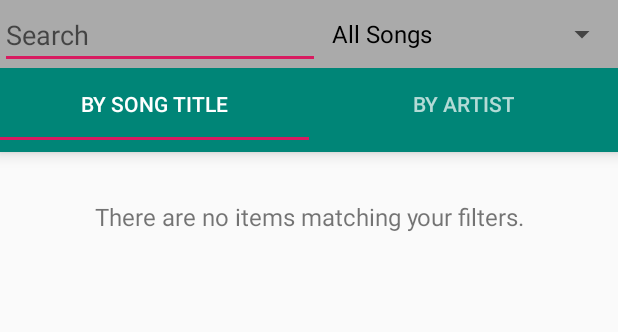
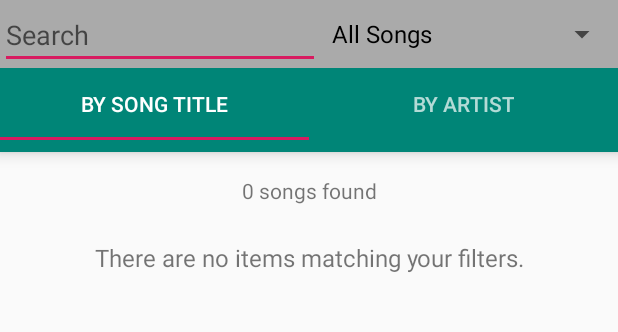
Before and after one commit to flippy/sing-your-song-app, an Android app: the screen it shows after launch (MainActivity), on a phone screen of 412 x 824 dp, the part 84-416 px from its top. Run offline under Robolectric (Android 15) with nearby library versions, the phone set to English and light mode, and no system bars.

Commit message:
Added counts to song- and artist-lists.

```diff
--- a/app/src/main/java/dev/flippy/singyoursong/ArtistDetailView.java
+++ b/app/src/main/java/dev/flippy/singyoursong/ArtistDetailView.java
@@ -81,6 +81,10 @@ public class ArtistDetailView extends AppCompatActivity {
 
         lv.setAdapter(adapter);
 
+        // Update the song count.
+        TextView songCount = (TextView) findViewById(R.id.itemCount);
+        songCount.setText(songList.size() + " song" + (songList.size() != 1 ? "s" : "") + " found");
+
         lv.setOnItemClickListener(new AdapterView.OnItemClickListener() {
             @Override
             public void onItemClick(AdapterView<?> parent, View view, int position,
--- a/app/src/main/java/dev/flippy/singyoursong/TabFragment1.java
+++ b/app/src/main/java/dev/flippy/singyoursong/TabFragment1.java
@@ -71,8 +71,13 @@ public class TabFragment1 extends Fragment {
                 new int[]{R.id.title, R.id.artist, R.id.id, R.id.cdType});
         lv.setAdapter(adapter);
 
+        // Add a view in case the result is empty.
         TextView emptyText = (TextView)view.findViewById(android.R.id.empty);
         lv.setEmptyView(emptyText);
+
+        // Update the song count.
+        TextView songCount = (TextView) view.findViewById(R.id.itemCount);
+        songCount.setText(songList.size() + " song" + (songList.size() != 1 ? "s" : "") + " found");
 
         lv.setOnItemClickListener(new AdapterView.OnItemClickListener() {
             @Override
--- a/app/src/main/java/dev/flippy/singyoursong/TabFragment2.java
+++ b/app/src/main/java/dev/flippy/singyoursong/TabFragment2.java
@@ -70,8 +70,13 @@ public class TabFragment2 extends Fragment {
                 new int[]{R.id.artist, R.id.count});
         lv.setAdapter(adapter);
 
+        // Add a view in case the result is empty.
         TextView emptyText = (TextView)view.findViewById(android.R.id.empty);
         lv.setEmptyView(emptyText);
+
+        // Update the song count.
+        TextView songCount = (TextView) view.findViewById(R.id.itemCount);
+        songCount.setText(artistList.size() + " artist" + (artistList.size() != 1 ? "s" : "") + " found");
 
         lv.setOnItemClickListener(new AdapterView.OnItemClickListener() {
             @Override
--- a/app/src/main/res/layout/tab_fragment_1.xml
+++ b/app/src/main/res/layout/tab_fragment_1.xml
@@ -7,7 +7,15 @@
     android:paddingBottom="@dimen/activity_vertical_margin"
     android:paddingLeft="@dimen/activity_horizontal_margin"
     android:paddingRight="@dimen/activity_horizontal_margin"
-    android:paddingTop="@dimen/activity_vertical_margin">
+    android:paddingTop="@dimen/activity_horizontal_margin">
+
+    <TextView
+        android:id="@+id/itemCount"
+        android:layout_width="match_parent"
+        android:layout_height="wrap_content"
+        android:gravity="center"
+        android:text="0 songs found"
+        android:layout_marginBottom="8dp" />
 
     <ListView
         android:id="@+id/list"
```
Also changed, not shown: app/src/main/res/layout/list_artist_detail.xml (+12 -3 lines), app/src/main/res/layout/tab_fragment_2.xml (+8 -0 lines).
